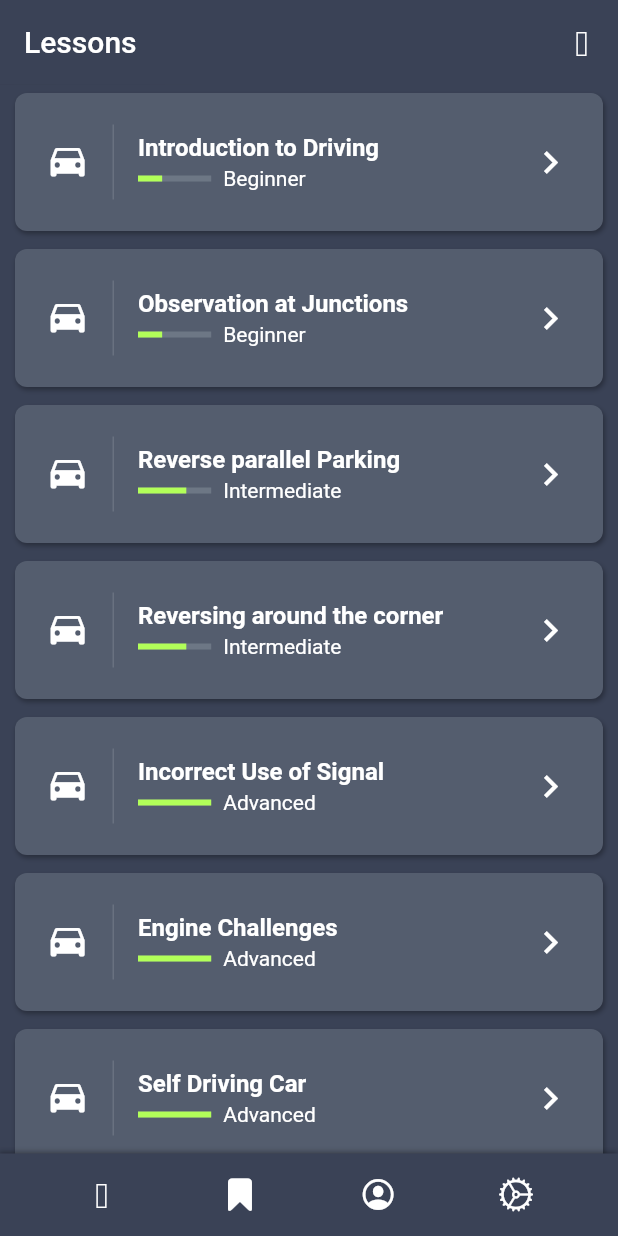
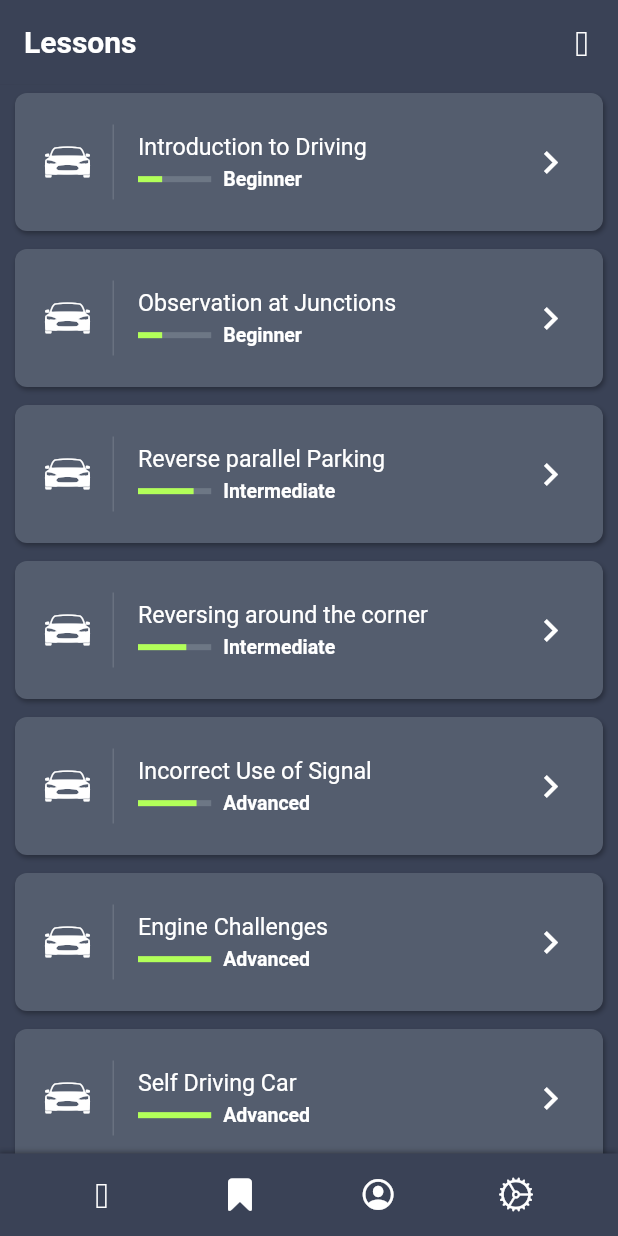
Before and after one commit to emmanuelsw/list_ui, a Flutter app: the screen it shows after launch, on a phone screen of 412 x 824 dp. Run offline on Flutter 3.47's test engine with Material 2 defaults, Android fonts, the phone set to English and light mode, and no system bars.

Commit message:
Car icon, default fonts

```diff
--- a/lib/data/lessons_data.dart
+++ b/lib/data/lessons_data.dart
@@ -19,7 +19,7 @@ List getLessons() {
     Lesson(
       title: "Reverse parallel Parking",
       level: "Intermediate",
-      indicatorValue: 0.66,
+      indicatorValue: 0.76,
       price: 30,
       content: "Start by taking a couple of minutes to read the info in this section. Launch your app and click on the Settings menu.  While on the settings page, click the Save button.  You should see a circular progress indicator display in the middle of the page and the user interface elements cannot be clicked due to the modal barrier that is constructed."
     ),
@@ -28,13 +28,12 @@ List getLessons() {
       level: "Intermediate",
       indicatorValue: 0.66,
       price: 30,
-      content:
-          "Start by taking a couple of minutes to read the info in this section. Launch your app and click on the Settings menu.  While on the settings page, click the Save button.  You should see a circular progress indicator display in the middle of the page and the user interface elements cannot be clicked due to the modal barrier that is constructed."
-        ),
+      content: "Start by taking a couple of minutes to read the info in this section. Launch your app and click on the Settings menu.  While on the settings page, click the Save button.  You should see a circular progress indicator display in the middle of the page and the user interface elements cannot be clicked due to the modal barrier that is constructed."
+    ),
     Lesson(
       title: "Incorrect Use of Signal",
       level: "Advanced",
-      indicatorValue: 1.0,
+      indicatorValue: 0.80,
       price: 50,
       content: "Start by taking a couple of minutes to read the info in this section. Launch your app and click on the Settings menu.  While on the settings page, click the Save button.  You should see a circular progress indicator display in the middle of the page and the user interface elements cannot be clicked due to the modal barrier that is constructed."
     ),
--- a/lib/list_card.dart
+++ b/lib/list_card.dart
@@ -20,7 +20,7 @@ class ListCard extends StatelessWidget {
         ),
         child: Icon(
           IconData(
-            62319,
+            0xF2C1,
             fontFamily: CupertinoIcons.iconFont,
             fontPackage: CupertinoIcons.iconFontPackage,
           ),
@@ -30,7 +30,7 @@ class ListCard extends StatelessWidget {
       ),
       title: Text(
         lesson.title,
-        style: TextStyle(color: Colors.white, fontWeight: FontWeight.bold),
+        style: TextStyle(color: Colors.white, fontWeight: FontWeight.w400, fontSize: 15.5),
       ),
       subtitle: Row(
         children: <Widget>[
@@ -48,7 +48,7 @@ class ListCard extends StatelessWidget {
             flex: 4,
             child: Padding(
               padding: EdgeInsets.only(left: 8.0),
-              child: Text(lesson.level, style: TextStyle(color: Colors.white)),
+              child: Text(lesson.level, style: TextStyle(color: Colors.white, fontWeight: FontWeight.bold, fontSize: 13)),
             ),
           ),
         ],
--- a/lib/list_content.dart
+++ b/lib/list_content.dart
@@ -22,7 +22,7 @@ class _ListContentState extends State<ListContent> {
       child: ListView.builder(
         scrollDirection: Axis.vertical,
         shrinkWrap: true,
-        itemCount: 10,
+        itemCount: 7,
         itemBuilder: (BuildContext context, int index) {
           return ListCard(lessons[index]);
         },
--- a/lib/list_page.dart
+++ b/lib/list_page.dart
@@ -17,7 +17,7 @@ class _ListPageState extends State<ListPage> {
     return AppBar(
       backgroundColor: Color.fromRGBO(58, 66, 86, 1.0),
       elevation: 0.1,
-      title: Text(widget.title),
+      title: Text(widget.title, style: TextStyle(fontWeight: FontWeight.bold)),
       actions: <Widget>[
         IconButton(
           icon: Icon(IconData(0xF394, fontFamily: CupertinoIcons.iconFont, fontPackage: CupertinoIcons.iconFontPackage)),
--- a/lib/main.dart
+++ b/lib/main.dart
@@ -9,7 +9,10 @@ class MyApp extends StatelessWidget {
     return MaterialApp(
       debugShowCheckedModeBanner: false,
       title: 'List Demo',
-      theme: ThemeData(primaryColor: Color.fromRGBO(58, 66, 86, 1.0)),
+      theme: ThemeData(
+        primaryColor: Color.fromRGBO(58, 66, 86, 1.0),
+        //fontFamily: 'Manrope'
+      ),
       home: ListPage(title: 'Lessons'),
     );
   }
```
